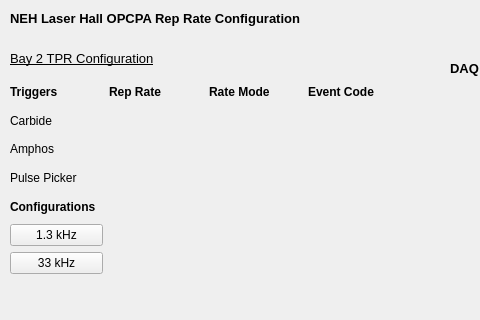
The window that opcpa-tpr-config/opcpa-tpr-config.ui (pcdshub/opcpa-tpr-config) describes before a commit, drawn with Qt 5; both pictures show x 0 to 480 and y 0 to 320 of the 905 by 617 pixel window.
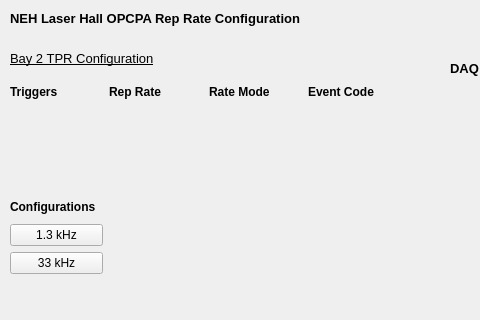
The same window after the commit. Custom widgets are drawn as their Qt base class.

Commit message: Working version of yaml configuration updating bay 2 laser

Diff of the .ui file:
```diff
--- a/opcpa-tpr-config/opcpa-tpr-config.ui
+++ b/opcpa-tpr-config/opcpa-tpr-config.ui
@@ -208,19 +208,6 @@
       </property>
      </widget>
     </item>
-    <item row="2" column="0">
-     <widget class="QLabel" name="label_11">
-      <property name="font">
-       <font>
-        <weight>50</weight>
-        <bold>false</bold>
-       </font>
-      </property>
-      <property name="text">
-       <string>Amphos</string>
-      </property>
-     </widget>
-    </item>
     <item row="2" column="3">
      <widget class="PyDMLabel" name="PyDMLabel_7">
       <property name="toolTip">
@@ -252,19 +239,6 @@
       </property>
      </widget>
     </item>
-    <item row="3" column="0">
-     <widget class="QLabel" name="label_13">
-      <property name="font">
-       <font>
-        <weight>50</weight>
-        <bold>false</bold>
-       </font>
-      </property>
-      <property name="text">
-       <string>Pulse Picker</string>
-      </property>
-     </widget>
-    </item>
     <item row="1" column="1">
      <widget class="PyDMLabel" name="PyDMLabel_5">
       <property name="toolTip">
@@ -327,19 +301,6 @@
       </property>
      </widget>
     </item>
-    <item row="1" column="0">
-     <widget class="QLabel" name="label_12">
-      <property name="font">
-       <font>
-        <weight>50</weight>
-        <bold>false</bold>
-       </font>
-      </property>
-      <property name="text">
-       <string>Carbide</string>
-      </property>
-     </widget>
-    </item>
     <item row="0" column="0">
      <widget class="QLabel" name="label_14">
       <property name="font">
@@ -589,6 +550,36 @@
       </property>
      </widget>
     </item>
+    <item row="1" column="0">
+     <widget class="PyDMLabel" name="laser1_ch1_DESC">
+      <property name="toolTip">
+       <string/>
+      </property>
+      <property name="text">
+       <string/>
+      </property>
+     </widget>
+    </item>
+    <item row="2" column="0">
+     <widget class="PyDMLabel" name="laser1_ch2_DESC">
+      <property name="toolTip">
+       <string/>
+      </property>
+      <property name="text">
+       <string/>
+      </property>
+     </widget>
+    </item>
+    <item row="3" column="0">
+     <widget class="PyDMLabel" name="laser1_ch3_DESC">
+      <property name="toolTip">
+       <string/>
+      </property>
+      <property name="text">
+       <string/>
+      </property>
+     </widget>
+    </item>
    </layout>
   </widget>
   <widget class="QLabel" name="label_7">
```
Left out of the diff: 46 changed lines with no effect on the pictures. The commit also changes 2 other files.
